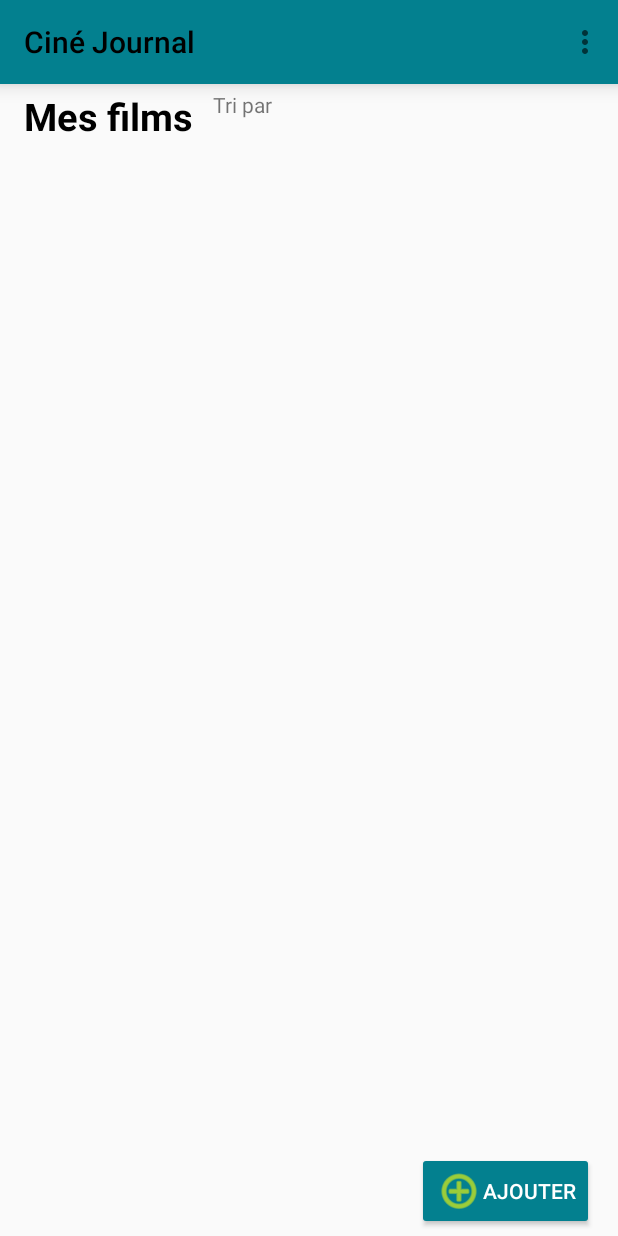
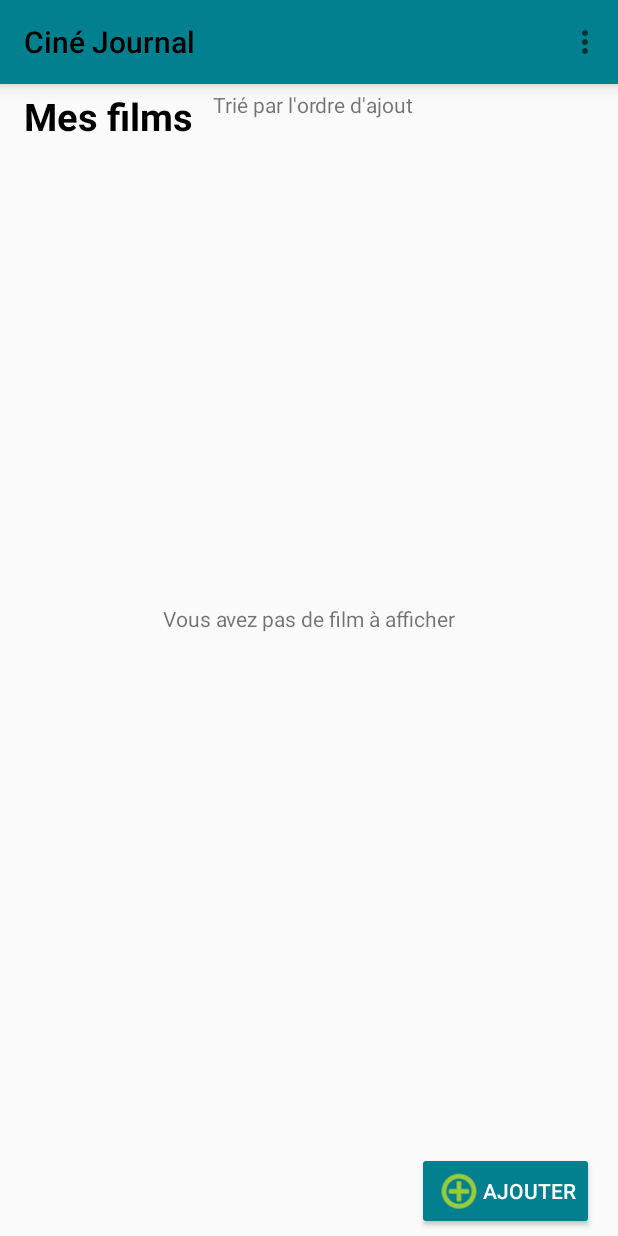
Before and after one commit to Eliefrh/cineJournal, an Android app: the screen it shows after launch (ListeDeFilms), on a phone screen of 412 x 824 dp. Run offline under Robolectric (Android 15) with nearby library versions, the phone set to English and light mode, and no system bars; our stand-ins replace Room's generated code.

Commit message:
Ajouter un texte view qui affiche quil ya pas de films ajouter

```diff
--- a/app/src/main/java/com/example/cinejournal/alfriehalhelou/ListeDeFilms.kt
+++ b/app/src/main/java/com/example/cinejournal/alfriehalhelou/ListeDeFilms.kt
@@ -7,6 +7,7 @@ import android.os.Environment
 import android.util.Log
 import android.view.Menu
 import android.view.MenuItem
+import android.view.View
 import android.widget.Button
 import android.widget.ImageView
 import android.widget.TextView
@@ -50,18 +51,34 @@ class ListeDeFilms : AppCompatActivity() {
         titre.text = "Mes films"
 
         var tri: TextView = findViewById(R.id.tri)
+        tri.text = "Trié par l'ordre d'ajout"
+
+        var pageVide: TextView = findViewById(R.id.pageVide)
+//        pageVide.visibility= View.VISIBLE
 
 
         val recycleThread = (lifecycleScope.launch {
             recyclerView = findViewById(R.id.listeFilms)
             val database: AppDatabase = AppDatabase.getDatabase(applicationContext)
             var liste = database.FilmDao().getAll()
+            if (liste.isEmpty()) {
+                pageVide.visibility = View.VISIBLE
+            } else {
+                pageVide.visibility = View.INVISIBLE
+
+            }
             Log.d("AAA", liste.toString())
             adapteur = FilmAdapteur(applicationContext, ListeDeFilms(), liste)  // liste
 
             recyclerView.adapter = adapteur
 
         })
+
+//        if (recyclerView != null) {
+//            pageVide.visibility = View.VISIBLE
+//        } else {
+//            pageVide.visibility = View.INVISIBLE
+//        }
 
         var ajouter: Button = findViewById(R.id.ajouter)
         ajouter.setOnClickListener()
@@ -95,13 +112,16 @@ class ListeDeFilms : AppCompatActivity() {
             R.id.toutSupprimer -> {
                 lifecycleScope.launch {
                     deleteAll()
-
+                    var pageVide: TextView = findViewById(R.id.pageVide)
+                    pageVide.visibility = View.VISIBLE
                     adapteur.films = listOf()
                     adapteur.notifyDataSetChanged()
                 }
             }
 
             R.id.titre -> {
+                var tri: TextView = findViewById(R.id.tri)
+                tri.text = "Trié par titre"
                 lifecycleScope.launch {
                     val filmsTries = withContext(Dispatchers.IO) {
                         val database: AppDatabase =
@@ -113,6 +133,8 @@ class ListeDeFilms : AppCompatActivity() {
             }
 
             R.id.note -> {
+                var tri: TextView = findViewById(R.id.tri)
+                tri.text = "Trié par note"
                 lifecycleScope.launch {
                     val filmsTries = withContext(Dispatchers.IO) {
                         val database: AppDatabase =
@@ -120,10 +142,14 @@ class ListeDeFilms : AppCompatActivity() {
                         database.FilmDao().trierParNote()
                     }
                     adapteur.mettreAJour(filmsTries) // Mettre à jour la liste de films
+
                 }
+
             }
 
             R.id.annee -> {
+                var tri: TextView = findViewById(R.id.tri)
+                tri.text = "Trié par année"
                 lifecycleScope.launch {
                     val filmsTries = withContext(Dispatchers.IO) {
                         val database: AppDatabase =
@@ -142,6 +168,9 @@ class ListeDeFilms : AppCompatActivity() {
             AppDatabase.getDatabase(applicationContext)
 
         database.FilmDao().deleteAllData()
+
+
+
     }
 
 }
--- a/app/src/main/res/layout/activite_liste_film.xml
+++ b/app/src/main/res/layout/activite_liste_film.xml
@@ -63,5 +63,16 @@
         app:layout_constraintStart_toEndOf="@+id/mes_films"
         app:layout_constraintTop_toBottomOf="@+id/toolbar" />
 
+    <TextView
+        android:id="@+id/pageVide"
+        android:layout_width="wrap_content"
+        android:layout_height="wrap_content"
+        android:text="Vous avez pas de film à afficher"
+        android:visibility="visible"
+        app:layout_constraintBottom_toBottomOf="parent"
+        app:layout_constraintEnd_toEndOf="parent"
+        app:layout_constraintStart_toStartOf="parent"
+        app:layout_constraintTop_toTopOf="parent" />
+
 
 </androidx.constraintlayout.widget.ConstraintLayout>
```
